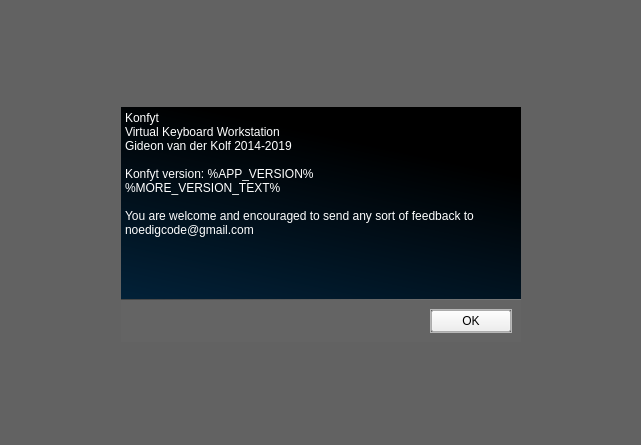
noedigcode/konfyt, file src/aboutdialog.ui: the form before one commit.
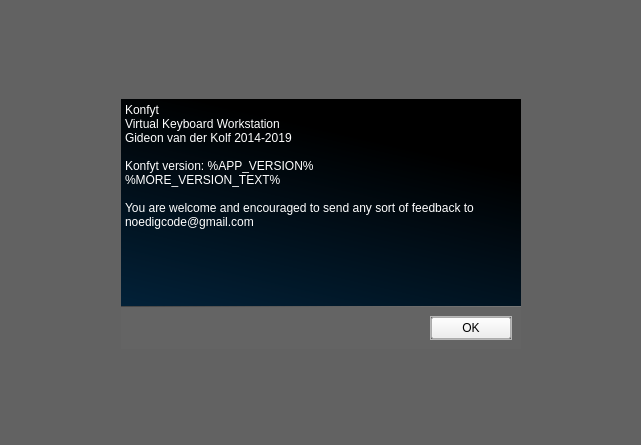
The form after the commit.

The edit to the form file:
```diff
--- a/src/aboutdialog.ui
+++ b/src/aboutdialog.ui
@@ -91,7 +91,7 @@
         <property name="minimumSize">
          <size>
           <width>400</width>
-          <height>200</height>
+          <height>250</height>
          </size>
         </property>
         <property name="styleSheet">
```
